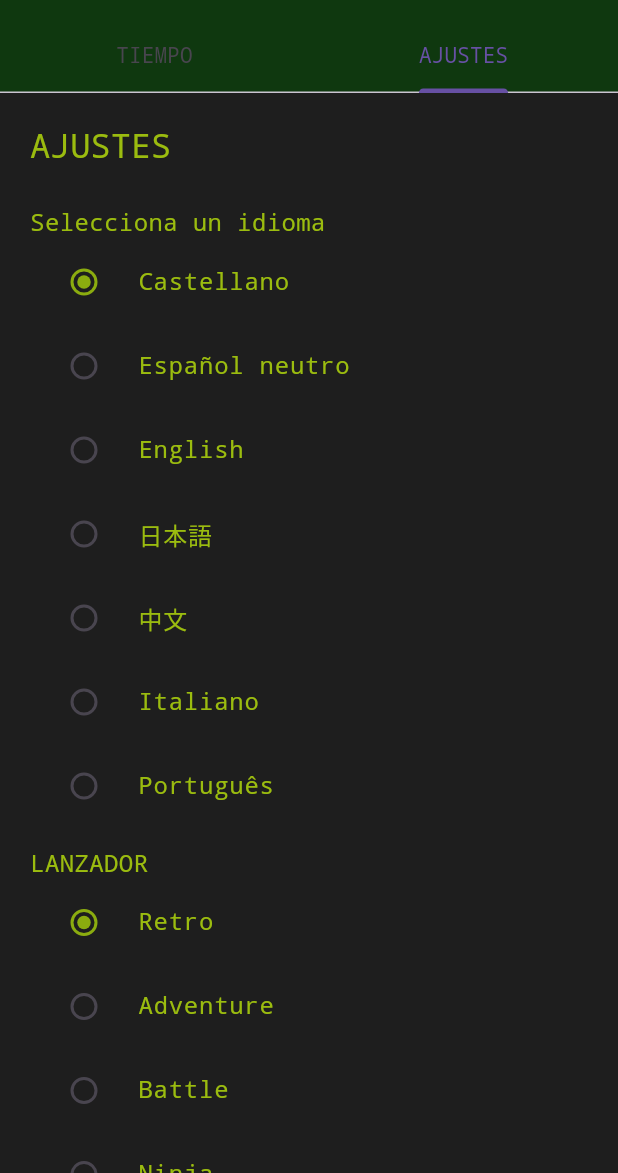
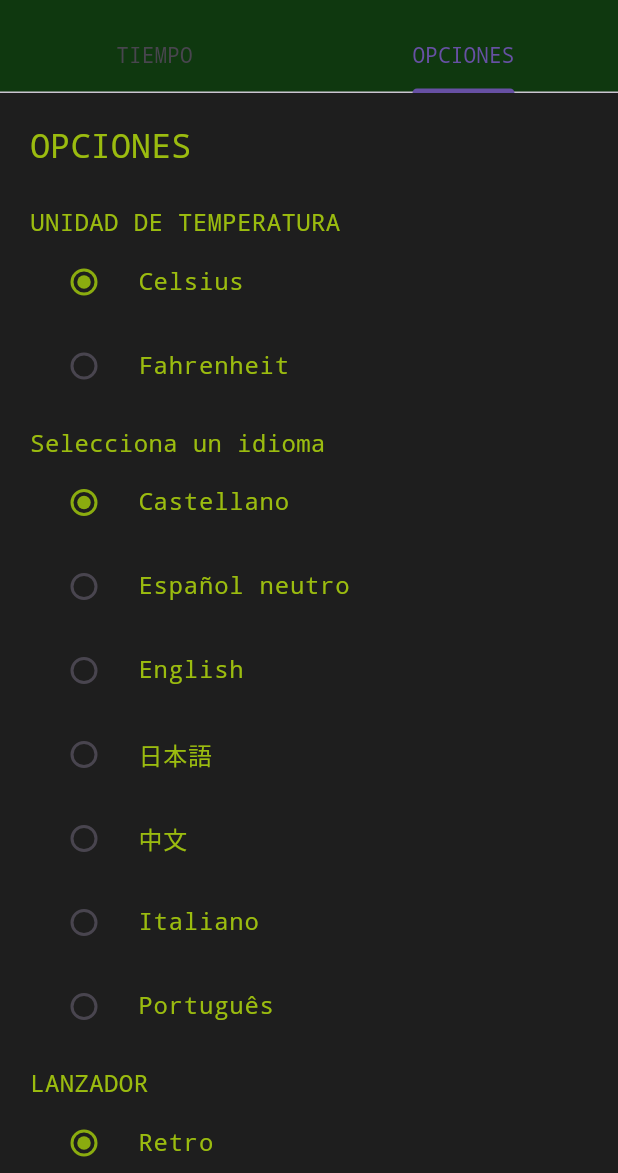
Before and after one commit to juanmacuevastorres/meteodex, a Flutter app: the screen it shows after launch, tab 2 chosen, on a phone screen of 412 x 824 dp, the part 63-1236 px from its top. Run offline on Flutter 3.47's test engine with Material 3 defaults, Android fonts, the light colour scheme and no system bars; our stand-ins replace shared_preferences; network calls fail.

Commit message:
se añade unidades de temperatura y poder añadir tu propio tema (sin terminar aún)

```diff
--- a/lib/core/localization/app_copy.dart
+++ b/lib/core/localization/app_copy.dart
@@ -27,6 +27,7 @@ class AppCopy {
 
   String get weatherTab => _text('weatherTab');
   String get settingsTab => _text('settingsTab');
+  String get optionsTitle => _text('optionsTitle');
   String get title => _text('title');
   String get location => _text('location');
   String get condition => _text('condition');
@@ -39,6 +40,11 @@ class AppCopy {
   String get searchCity => _text('searchCity');
   String get noResults => _text('noResults');
   String get unavailable => _text('unavailable');
+  String get temperatureUnit => _text('temperatureUnit');
+  String get celsius => _text('celsius');
+  String get fahrenheit => _text('fahrenheit');
+  String get customThemes => _text('customThemes');
+  String get importTheme => _text('importTheme');
 
   String weather(WeatherCondition condition) => _text(condition.name);
 
@@ -46,25 +52,29 @@ class AppCopy {
 
   static const _catalog = <String, Map<String, String>>{
     'es': {
-      'weatherTab': 'TIEMPO', 'settingsTab': 'AJUSTES', 'title': 'METEODEX v1.0',
+      'weatherTab': 'TIEMPO', 'settingsTab': 'OPCIONES', 'optionsTitle': 'OPCIONES', 'title': 'METEODEX v1.0',
       'location': 'CIUDAD ACTUAL', 'condition': 'CONDICION', 'temperature': 'TEMPERATURA',
       'settingsTitle': 'AJUSTES', 'language': 'IDIOMA', 'chooseLanguage': 'Selecciona un idioma',
       'launcher': 'LANZADOR', 'favorites': 'FAVORITOS', 'searchCity': 'Buscar ciudad',
       'noResults': 'No se encontraron ciudades', 'unavailable': 'Datos no disponibles',
-      'sunny': 'SOLEADO', 'rain': 'LLUVIA', 'snow': 'NIEVE', 'cloudy': 'NUBLADO', 'unknown': 'DESCONOCIDO',
+      'temperatureUnit': 'UNIDAD DE TEMPERATURA', 'celsius': 'Celsius', 'fahrenheit': 'Fahrenheit',
+      'customThemes': 'TEMAS PROPIOS', 'importTheme': 'Importar tu tema',
+      'sunny': 'SOLEADO', 'rain': 'LLUVIA', 'snow': 'NIEVE', 'cloudy': 'NUBLADO', 'thunderstorm': 'TORMENTA', 'unknown': 'DESCONOCIDO',
     },
     'es-419': {
-      'weatherTab': 'TIEMPO', 'settingsTab': 'AJUSTES', 'title': 'METEODEX v1.0', 'location': 'CIUDAD ACTUAL',
+      'weatherTab': 'TIEMPO', 'settingsTab': 'OPCIONES', 'optionsTitle': 'OPCIONES', 'title': 'METEODEX v1.0', 'location': 'CIUDAD ACTUAL',
       'condition': 'CONDICION', 'temperature': 'TEMPERATURA', 'settingsTitle': 'AJUSTES', 'language': 'IDIOMA',
       'chooseLanguage': 'Elige un idioma', 'launcher': 'LANZADOR', 'favorites': 'FAVORITOS', 'searchCity': 'Buscar ciudad',
-      'noResults': 'No se encontraron ciudades', 'unavailable': 'Datos no disponibles', 'sunny': 'SOLEADO',
+      'noResults': 'No se encontraron ciudades', 'unavailable': 'Datos no disponibles', 'sunny': 'SOLEADO', 'thunderstorm': 'TORMENTA',
+      'temperatureUnit': 'UNIDAD DE TEMPERATURA', 'celsius': 'Celsius', 'fahrenheit': 'Fahrenheit', 'customThemes': 'TEMAS PROPIOS', 'importTheme': 'Importar tu tema',
       'rain': 'LLUVIA', 'snow': 'NIEVE', 'cloudy': 'NUBLADO', 'unknown': 'DESCONOCIDO',
     },
     'en': {
-      'weatherTab': 'WEATHER', 'settingsTab': 'SETTINGS', 'title': 'METEODEX v1.0', 'location': 'CURRENT CITY',
+      'weatherTab': 'WEATHER', 'settingsTab': 'OPTIONS', 'optionsTitle': 'OPTIONS', 'title': 'METEODEX v1.0', 'location': 'CURRENT CITY',
       'condition': 'CONDITION', 'temperature': 'TEMPERATURE', 'settingsTitle': 'SETTINGS', 'language': 'LANGUAGE',
       'chooseLanguage': 'Choose a language', 'launcher': 'LAUNCHER', 'favorites': 'FAVORITES', 'searchCity': 'Search city',
-      'noResults': 'No cities found', 'unavailable': 'Data unavailable', 'sunny': 'SUNNY', 'rain': 'RAIN',
+      'noResults': 'No cities found', 'unavailable': 'Data unavailable', 'sunny': 'SUNNY', 'thunderstorm': 'THUNDERSTORM', 'rain': 'RAIN',
+      'temperatureUnit': 'TEMPERATURE UNIT', 'celsius': 'Celsius', 'fahrenheit': 'Fahrenheit', 'customThemes': 'CUSTOM THEMES', 'importTheme': 'Import your theme',
       'snow': 'SNOW', 'cloudy': 'CLOUDY', 'unknown': 'UNKNOWN',
     },
     'ja': {'weatherTab': 'てんき', 'settingsTab': 'せってい', 'title': 'メテオデックス', 'location': 'げんざいち', 'condition': 'じょうたい', 'temperature': 'おんど', 'settingsTitle': 'せってい', 'language': 'げんご', 'chooseLanguage': 'げんごをえらぶ', 'launcher': 'ランチャー', 'favorites': 'お気に入り', 'searchCity': '都市を検索', 'noResults': '都市が見つかりません', 'unavailable': 'データなし', 'sunny': 'はれ', 'rain': 'あめ', 'snow': 'ゆき', 'cloudy': 'くもり', 'unknown': 'ふめい'},
--- a/lib/core/preferences/preferences_repository.dart
+++ b/lib/core/preferences/preferences_repository.dart
@@ -1,13 +1,17 @@
 import '../models/city.dart';
+
+enum TemperatureUnit { celsius, fahrenheit }
 
 abstract interface class PreferencesRepository {
   Future<String?> readLanguage();
   Future<String?> readLauncher();
+  Future<String?> readTemperatureUnit();
   Future<String?> readCurrentCityId();
   Future<List<String>> readFavoriteCityIds();
   Future<List<City>> readFavoriteCities();
   Future<void> writeLanguage(String languageCode);
   Future<void> writeLauncher(String launcherId);
+  Future<void> writeTemperatureUnit(String unit);
   Future<void> writeCurrentCityId(String cityId);
   Future<void> writeFavoriteCityIds(List<String> cityIds);
   Future<void> writeFavoriteCities(List<City> cities);
--- a/lib/main.dart
+++ b/lib/main.dart
@@ -73,6 +73,7 @@ class MeteoDexApp extends StatefulWidget {
 class _MeteoDexAppState extends State<MeteoDexApp> {
   SupportedLanguage _language = SupportedLanguage.castilianSpanish;
   String _launcherId = 'retro';
+  TemperatureUnit _temperatureUnit = TemperatureUnit.celsius;
 
   @override
   void initState() {
@@ -87,10 +88,15 @@ class _MeteoDexAppState extends State<MeteoDexApp> {
     final launcherId = LauncherCatalog.byId(
       await widget.preferences.readLauncher(),
     ).id;
+    final temperatureUnit = (await widget.preferences.readTemperatureUnit()) ==
+            TemperatureUnit.fahrenheit.name
+        ? TemperatureUnit.fahrenheit
+        : TemperatureUnit.celsius;
     if (!mounted) return;
     setState(() {
       _language = language;
       _launcherId = launcherId;
+      _temperatureUnit = temperatureUnit;
     });
   }
 
@@ -103,6 +109,11 @@ class _MeteoDexAppState extends State<MeteoDexApp> {
     final launcher = LauncherCatalog.byId(launcherId);
     setState(() => _launcherId = launcher.id);
     await widget.preferences.writeLauncher(launcher.id);
+  }
+
+  Future<void> _changeTemperatureUnit(TemperatureUnit unit) async {
+    setState(() => _temperatureUnit = unit);
+    await widget.preferences.writeTemperatureUnit(unit.name);
   }
 
   @override
@@ -123,6 +134,8 @@ class _MeteoDexAppState extends State<MeteoDexApp> {
         weatherSource: widget.weatherSource,
         onLanguageChanged: _changeLanguage,
         onLauncherChanged: _changeLauncher,
+        temperatureUnit: _temperatureUnit,
+        onTemperatureUnitChanged: _changeTemperatureUnit,
       ),
     );
   }
@@ -137,6 +150,8 @@ class AppShell extends StatelessWidget {
     required this.weatherSource,
     required this.onLanguageChanged,
     required this.onLauncherChanged,
+    required this.temperatureUnit,
+    required this.onTemperatureUnitChanged,
     super.key,
   });
 
@@ -147,6 +162,8 @@ class AppShell extends StatelessWidget {
   final WeatherSource weatherSource;
   final ValueChanged<SupportedLanguage> onLanguageChanged;
   final ValueChanged<String> onLauncherChanged;
+  final TemperatureUnit temperatureUnit;
+  final ValueChanged<TemperatureUnit> onTemperatureUnitChanged;
 
   @override
   Widget build(BuildContext context) {
@@ -172,12 +189,15 @@ class AppShell extends StatelessWidget {
               cityRepository: cityRepository,
               weatherSource: weatherSource,
               launcherId: launcherId,
+              temperatureUnit: temperatureUnit,
             ),
             SettingsScreen(
               copy: copy,
               launcherId: launcherId,
               onLanguageChanged: onLanguageChanged,
               onLauncherChanged: onLauncherChanged,
+              temperatureUnit: temperatureUnit,
+              onTemperatureUnitChanged: onTemperatureUnitChanged,
             ),
           ],
         ),
@@ -190,15 +210,19 @@ class SettingsScreen extends StatelessWidget {
   const SettingsScreen({
     required this.copy,
     required this.launcherId,
+    required this.temperatureUnit,
     required this.onLanguageChanged,
     required this.onLauncherChanged,
+    required this.onTemperatureUnitChanged,
     super.key,
   });
 
   final AppCopy copy;
   final String launcherId;
+  final TemperatureUnit temperatureUnit;
   final ValueChanged<SupportedLanguage> onLanguageChanged;
   final ValueChanged<String> onLauncherChanged;
+  final ValueChanged<TemperatureUnit> onTemperatureUnitChanged;
 
   @override
   Widget build(BuildContext context) {
@@ -206,10 +230,29 @@ class SettingsScreen extends StatelessWidget {
       padding: const EdgeInsets.all(20),
       children: [
         Text(
-          copy.settingsTitle,
+          copy.optionsTitle,
           style: const TextStyle(color: RetroColors.lightest, fontSize: 22),
         ),
         const SizedBox(height: 24),
+        Text(
+          copy.temperatureUnit,
+          style: const TextStyle(color: RetroColors.lightest, fontSize: 16),
+        ),
+        ...TemperatureUnit.values.map(
+          (unit) => RadioListTile<TemperatureUnit>(
+            activeColor: RetroColors.light,
+            title: Text(
+              unit == TemperatureUnit.celsius ? copy.celsius : copy.fahrenheit,
+              style: const TextStyle(color: RetroColors.lightest),
+            ),
+            value: unit,
+            groupValue: temperatureUnit,
+            onChanged: (value) {
+              if (value != null) onTemperatureUnitChanged(value);
+            },
+          ),
+        ),
+        const SizedBox(height: 12),
         Text(
           copy.chooseLanguage,
           style: const TextStyle(color: RetroColors.lightest, fontSize: 16),
@@ -247,6 +290,18 @@ class SettingsScreen extends StatelessWidget {
             },
           ),
         ),
+        const SizedBox(height: 12),
+        Text(
+          copy.customThemes,
+          style: const TextStyle(color: RetroColors.lightest, fontSize: 16),
+        ),
+        OutlinedButton.icon(
+          onPressed: () => ScaffoldMessenger.of(context).showSnackBar(
+            SnackBar(content: Text(copy.importTheme)),
+          ),
+          icon: const Icon(Icons.file_upload),
+          label: Text(copy.importTheme),
+        ),
       ],
     );
   }
@@ -259,6 +314,7 @@ class WeatherScreen extends StatefulWidget {
     required this.cityRepository,
     required this.weatherSource,
     required this.launcherId,
+    required this.temperatureUnit,
     super.key,
   });
 
@@ -267,6 +323,7 @@ class WeatherScreen extends StatefulWidget {
   final CityRepository cityRepository;
   final WeatherSource weatherSource;
   final String launcherId;
+  final TemperatureUnit temperatureUnit;
 
   @override
   State<WeatherScreen> createState() => _WeatherScreenState();
@@ -487,7 +544,11 @@ class _WeatherScreenState extends State<WeatherScreen> {
                               ),
                             ),
                             Text(
-                              _loading ? '--' : '$_temperature C',
+                                _loading
+                                  ? '--'
+                                  : widget.temperatureUnit == TemperatureUnit.celsius
+                                  ? '$_temperature C'
+                                  : '${(_temperature * 9 / 5 + 32).round()} F',
                               style: TextStyle(
                                 color: launcher.foregroundColor,
                                 fontSize: 24,
--- a/lib/weather/models/weather.dart
+++ b/lib/weather/models/weather.dart
@@ -1,4 +1,4 @@
-enum WeatherCondition { sunny, rain, snow, cloudy, unknown }
+enum WeatherCondition { sunny, rain, snow, cloudy, thunderstorm, unknown }
 
 enum WeatherLoadState { loading, success, stale, empty, error }
 
--- a/pubspec.yaml
+++ b/pubspec.yaml
@@ -36,6 +36,9 @@ dependencies:
   # The following adds the Cupertino Icons font to your application.
   # Use with the CupertinoIcons class for iOS style icons.
   cupertino_icons: ^1.0.8
+  archive: ^4.2.0
+  file_picker: ^12.1.0
+  path_provider: ^2.1.6
 
 dev_dependencies:
   flutter_test:
```
Also changed, not shown: lib/core/preferences/shared_preferences_repository.dart (+8 -0 lines), lib/core/themes/theme_models.dart (added, +178 -0 lines), lib/core/themes/theme_rule_resolver.dart (added, +13 -0 lines), openspec/changes/private-custom-themes/.openspec.yaml (added), pubspec.lock, 12 other files.
